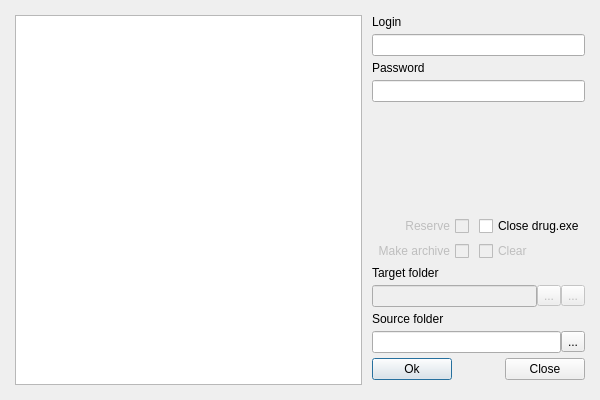
Extervin/AUCTool, file confirmation.ui: the form before one commit.
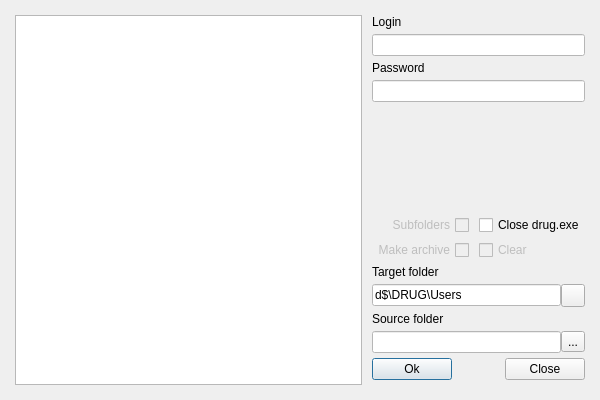
The form after the commit. Icons and pictures are not drawn.

```diff
--- a/confirmation.ui
+++ b/confirmation.ui
@@ -14,7 +14,9 @@
    <string>Operation preview</string>
   </property>
   <property name="styleSheet">
-   <string notr="true"/>
+   <string notr="true">QLineEdit {
+	background-color: white;
+}</string>
   </property>
   <property name="sizeGripEnabled">
    <bool>false</bool>
@@ -81,7 +83,10 @@
       <enum>Qt::RightToLeft</enum>
      </property>
      <property name="text">
-      <string>Reserve</string>
+      <string>Subfolders</string>
+     </property>
+     <property name="checked">
+      <bool>false</bool>
      </property>
     </widget>
    </item>
@@ -168,36 +173,33 @@
      <item>
       <widget class="QLineEdit" name="lineEdit">
        <property name="enabled">
-        <bool>false</bool>
+        <bool>true</bool>
        </property>
        <property name="focusPolicy">
         <enum>Qt::NoFocus</enum>
        </property>
-      </widget>
-     </item>
-     <item>
-      <widget class="QToolButton" name="toolButton">
-       <property name="enabled">
-        <bool>false</bool>
-       </property>
-       <property name="focusPolicy">
-        <enum>Qt::NoFocus</enum>
-       </property>
        <property name="text">
-        <string>...</string>
+        <string>d$\DRUG\Users</string>
        </property>
       </widget>
      </item>
      <item>
       <widget class="QToolButton" name="toolButton_2">
        <property name="enabled">
-        <bool>false</bool>
+        <bool>true</bool>
        </property>
        <property name="focusPolicy">
         <enum>Qt::NoFocus</enum>
        </property>
        <property name="text">
-        <string>...</string>
+        <string/>
+       </property>
+       <property name="icon">
+        <iconset resource="icons.qrc">
+         <normaloff>:/buttons/icon/rotate-left.svg</normaloff>:/buttons/icon/rotate-left.svg</iconset>
+       </property>
+       <property name="checkable">
+        <bool>false</bool>
        </property>
       </widget>
      </item>
```
Left out of the diff: 18 changed lines with no effect on the pictures.
